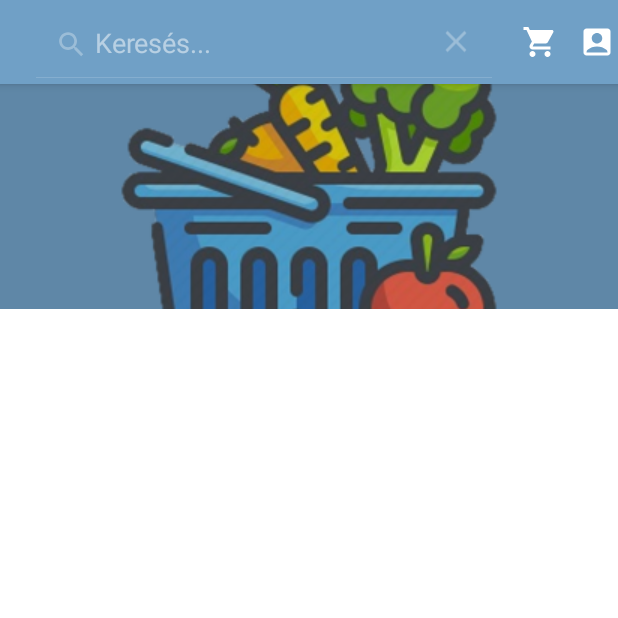
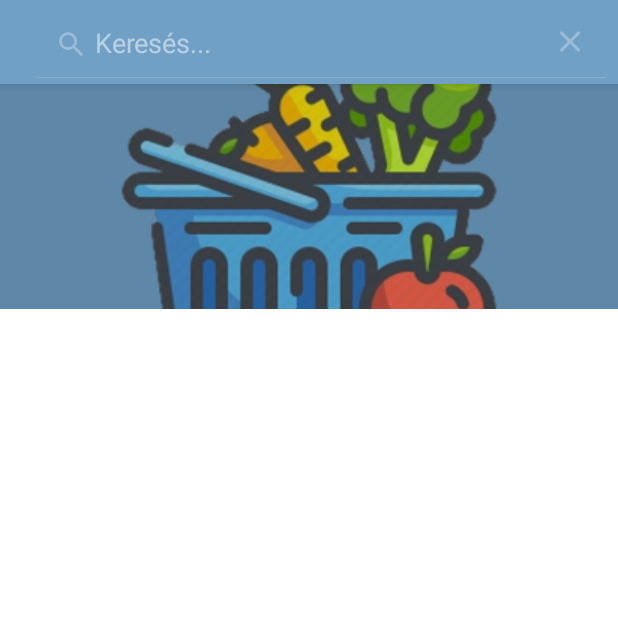
Before and after one commit to FarkasZalan/VegAndFru, an Android app: the screen it shows after launch (FooldalActivity), after a tap on "Search", on a phone screen of 412 x 824 dp, the top half of it. Run offline under Robolectric (Android 15) with nearby library versions, the phone set to English and light mode, and no system bars; our stand-ins replace Firebase (no records; nobody signed in at launch, a user with empty details on screens opened directly).

Commit message:
keresés megvalósítása és 2 komplex lekérdezés megírása

```diff
--- a/Zoldseges/app/src/main/java/com/example/zoldseges/Activitys/FooldalActivity.java
+++ b/Zoldseges/app/src/main/java/com/example/zoldseges/Activitys/FooldalActivity.java
@@ -38,6 +38,7 @@ import com.google.firebase.firestore.CollectionReference;
 import com.google.firebase.firestore.DocumentReference;
 import com.google.firebase.firestore.DocumentSnapshot;
 import com.google.firebase.firestore.EventListener;
+import com.google.firebase.firestore.FieldPath;
 import com.google.firebase.firestore.FirebaseFirestore;
 import com.google.firebase.firestore.FirebaseFirestoreException;
 import com.google.firebase.firestore.Query;
@@ -120,6 +121,7 @@ public class FooldalActivity extends AppCompatActivity implements UzletValaszto
         fooldalBoltjai.setHasFixedSize(true);
         auth = FirebaseAuth.getInstance();
 
+
         uzletekListaja = new ArrayList<>();
         eltuntet();
         clearList();
@@ -167,7 +169,9 @@ public class FooldalActivity extends AppCompatActivity implements UzletValaszto
         getMenuInflater().inflate(R.menu.menu_bar, menu);
         MenuItem menuItem = menu.findItem(R.id.kereso);
         searchView = (SearchView) MenuItemCompat.getActionView(menuItem);
+        searchView.setQuery("", false);
         searchView.setQueryHint("Keresés...");
+        searchView.setMaxWidth(Integer.MAX_VALUE);
 
         searchView.clearFocus();
         searchView.setOnQueryTextListener(new SearchView.OnQueryTextListener() {
@@ -218,13 +222,15 @@ public class FooldalActivity extends AppCompatActivity implements UzletValaszto
                             fooldalBoltjai.setVisibility(View.GONE);
                         } else {
                             szurtLista.sort(Comparator.comparing(Uzlet::getUzletNeve));
-                            uzletAdapter = new UzletAdapter(getApplicationContext(), szurtLista, FooldalActivity.this);
+                            uzletekListaja = szurtLista;
+                            uzletAdapter = new UzletAdapter(getApplicationContext(), uzletekListaja, FooldalActivity.this);
                             fooldalBoltjai.setAdapter(uzletAdapter);
                             nincsKeresesiEredmenyLayout.setVisibility(View.GONE);
                             fooldalBoltjai.setVisibility(View.VISIBLE);
                         }
                     } else {
                         nincsKeresesiEredmenyLayout.setVisibility(View.GONE);
+                        getDataFromFireBase();
                         Toast.makeText(getApplicationContext(), "Váratlan hiba történt!", Toast.LENGTH_LONG).show();
                     }
                 }
--- a/Zoldseges/app/src/main/res/menu/menu_bar.xml
+++ b/Zoldseges/app/src/main/res/menu/menu_bar.xml
@@ -3,24 +3,23 @@
     xmlns:app="http://schemas.android.com/apk/res-auto">
     <item
         android:id="@+id/kereso"
+        android:icon="@drawable/kereso"
         android:title="@string/kereses"
-        android:icon="@drawable/kereso"
-        app:showAsAction="ifRoom"
         app:actionViewClass="android.widget.SearchView"
-        />
+        app:showAsAction="ifRoom" />
 
     <item
         android:id="@+id/kosar"
+        android:icon="@drawable/kosar"
+        android:orderInCategory="3"
         android:title="@string/kosar"
-        android:icon="@drawable/kosar"
-        app:showAsAction="ifRoom"
         app:actionLayout="@layout/cart_number"
-        />
+        app:showAsAction="ifRoom|collapseActionView" />
 
     <item
         android:id="@+id/fiok"
+        android:icon="@drawable/profil"
+        android:orderInCategory="1"
         android:title="@string/fiok"
-        android:icon="@drawable/profil"
-        app:showAsAction="ifRoom"
-        />
+        app:showAsAction="ifRoom|collapseActionView" />
 </menu>
```
Also changed, not shown: Zoldseges/app/src/main/java/com/example/zoldseges/Activitys/BoltOldalaActivity.java (+3 -6 lines), Zoldseges/app/src/main/java/com/example/zoldseges/Activitys/FelhasznaloKezeles/Elado/BoltKezelesActivity.java (+22 -35 lines), 1 other file.
